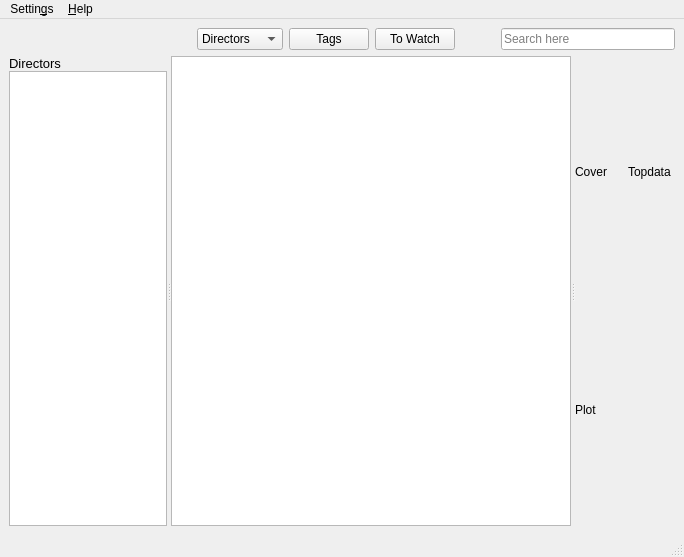
First picture: the form in src/MainWindow.ui, repository ochurlaud/macaw-movies, before the edit.
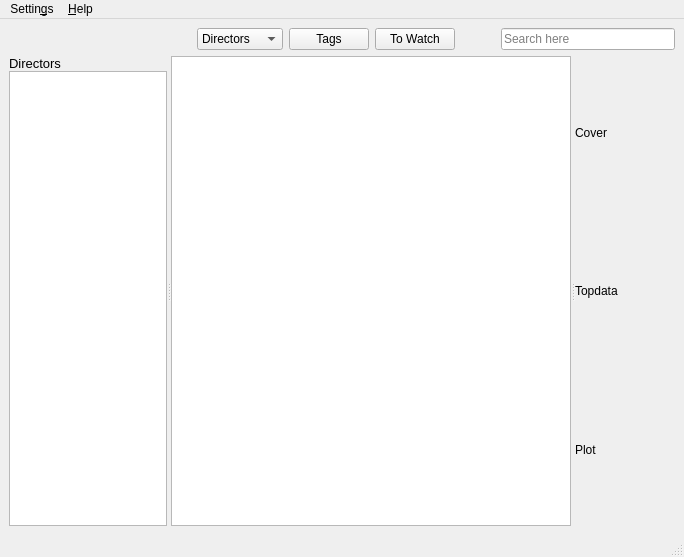
Second picture: the form after the edit. Icons and pictures are not drawn.

Commit message: Added a size to the poster to fit the MetadataPannel, closes #103

The edit to the form file:
```diff
--- a/src/MainWindow.ui
+++ b/src/MainWindow.ui
@@ -333,24 +333,7 @@
           </size>
          </property>
          <layout class="QGridLayout" name="gridLayout_2">
-          <item row="0" column="0">
-           <widget class="QLabel" name="metadataCover">
-            <property name="text">
-             <string>Cover</string>
-            </property>
-           </widget>
-          </item>
-          <item row="0" column="1">
-           <widget class="QLabel" name="metadataTop">
-            <property name="text">
-             <string>Topdata</string>
-            </property>
-            <property name="wordWrap">
-             <bool>true</bool>
-            </property>
-           </widget>
-          </item>
-          <item row="1" column="0" colspan="2">
+          <item row="4" column="0" colspan="3">
            <widget class="QLabel" name="metadataPlot">
             <property name="sizePolicy">
              <sizepolicy hsizetype="MinimumExpanding" vsizetype="Preferred">
@@ -372,6 +355,29 @@
             </property>
            </widget>
           </item>
+          <item row="2" column="0">
+           <widget class="QLabel" name="metadataCover">
+            <property name="sizePolicy">
+             <sizepolicy hsizetype="MinimumExpanding" vsizetype="Preferred">
+              <horstretch>0</horstretch>
+              <verstretch>0</verstretch>
+             </sizepolicy>
+            </property>
+            <property name="text">
+             <string>Cover</string>
+            </property>
+           </widget>
+          </item>
+          <item row="3" column="0">
+           <widget class="QLabel" name="metadataTop">
+            <property name="text">
+             <string>Topdata</string>
+            </property>
+            <property name="wordWrap">
+             <bool>true</bool>
+            </property>
+           </widget>
+          </item>
          </layout>
         </widget>
        </widget>
```
Left out of the diff: 2 changed lines with no effect on the pictures. The commit also changes 1 other file.
